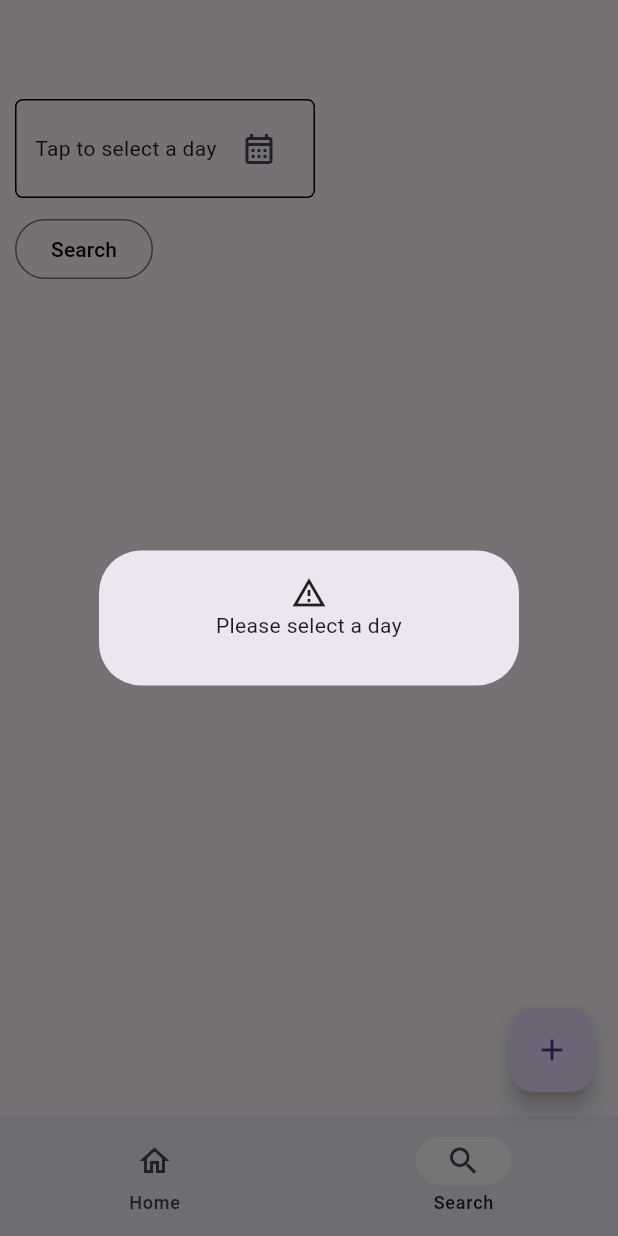
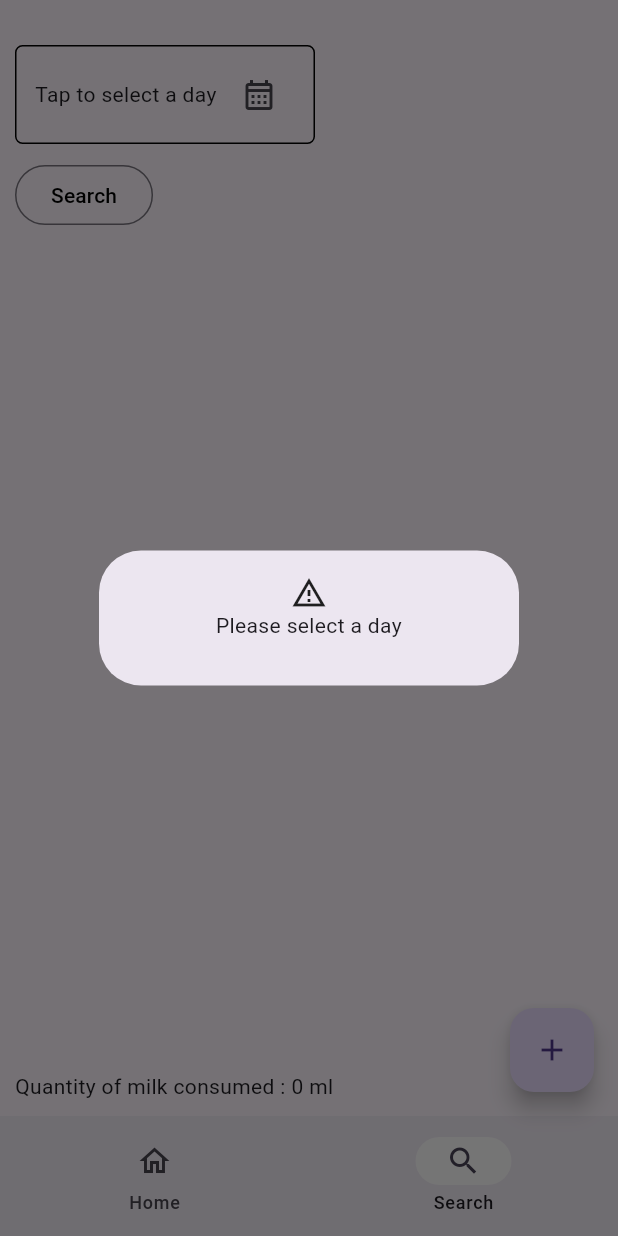
Before and after one commit to niar92i/baby_tracker, a Flutter app: the screen it shows after launch, item 2 of the bottom bar chosen, after a tap on "Search", on a phone screen of 412 x 824 dp. Run offline on Flutter 3.47's test engine with Material 3 defaults, Android fonts, the phone set to English and light mode, and no system bars; our stand-ins replace sqflite; missing offline and left inert: flutter_cupertino_datetime_picker; accounts and stored records are empty.

Commit message:
home page content

```diff
--- a/lib/data/milk_database.dart
+++ b/lib/data/milk_database.dart
@@ -72,14 +72,12 @@ class MilkDatabase {
     return result.map((json) => MilkModel.fromJson(json)).toList();
   }
 
-  Future<List<MilkModel>> readByDay(DateTime dateTime) async {
+  Future<List<MilkModel>> readByDay(String dateTime) async {
     final db = await instance.database;
     const orderBy = '${MilkFields.createdTime} DESC';
     final result = await db.query(
         MilkFields.tableName,
-        where: '${MilkFields.takenDate} = ?',
-        // where: '${DateFormat('dd-MM-yyyy').format(DateTime.parse(MilkFields.takenDate))} = ?',
-        whereArgs: [DateFormat('dd-MM-yyyy').format(dateTime)],
+        where: "${MilkFields.takenDate} LIKE '%$dateTime%'",
         orderBy: orderBy
     );
     return result.map((json) => MilkModel.fromJson(json)).toList();
--- a/lib/ui/home_page.dart
+++ b/lib/ui/home_page.dart
@@ -1,8 +1,8 @@
 import 'package:baby_tracker/data/milk_database.dart';
+import 'package:baby_tracker/ui/home_page_content.dart';
 import 'package:baby_tracker/ui/milk_details_page.dart';
 import 'package:baby_tracker/ui/search_page.dart';
 import 'package:flutter/material.dart';
-import 'package:intl/intl.dart';
 import '../data/milk_model.dart';
 
 class HomePage extends StatefulWidget {
@@ -16,18 +16,6 @@ class _HomePageState extends State<HomePage> {
   MilkDatabase milkDatabase = MilkDatabase.instance;
   int currentPageIndex = 0;
   List<MilkModel> milks = [];
-
-  @override
-  void initState() {
-    refreshMilks();
-    super.initState();
-  }
-
-  // @override
-  // void dispose() {
-  //   milkDatabase.close();
-  //   super.dispose();
-  // }
 
   refreshMilks() {
     milkDatabase.readAll().then((value) {
@@ -47,9 +35,9 @@ class _HomePageState extends State<HomePage> {
 
   @override
   Widget build(BuildContext context) {
-    bool isDarkMode = Theme.of(context).brightness == Brightness.dark;
-    return Scaffold(
-      appBar: AppBar(),
+    return WillPopScope(
+      onWillPop: () async => false,
+      child: Scaffold(
         bottomNavigationBar: NavigationBar(
           onDestinationSelected: (int index) {
             setState(() {
@@ -65,6 +53,7 @@ class _HomePageState extends State<HomePage> {
               label: 'Home',
             ),
             NavigationDestination(
+              selectedIcon: Icon(Icons.search),
               icon: Icon(Icons.search_outlined),
               label: 'Search',
             ),
@@ -72,39 +61,7 @@ class _HomePageState extends State<HomePage> {
         ),
         body: <Widget>[
           /// Home page
-        Center(
-          child: milks.isEmpty
-              ? const Text('No Data yet')
-              : Container(
-            margin: const EdgeInsets.only(left: 10, right: 10, bottom: 5),
-            child: ListView.builder(
-              itemCount: milks.length,
-              itemBuilder: (context, index) {
-                final entry = milks[index];
-                return GestureDetector(
-                  onTap: () => goToMilkDetailsPage(id: entry.id),
-                  child: Padding(
-                    padding: const EdgeInsets.only(bottom: 10),
-                    child: Column(
-                      crossAxisAlignment: CrossAxisAlignment.start,
-                      children: <Widget>[
-                        Row(
-                          children: [
-                            Text(
-                                '${entry.type.substring(0, 1).toUpperCase() + entry.type.substring(1)} | ${DateFormat('dd-MM-yyyy').format(entry.takenDate)} | ${DateFormat.Hm().format(entry.takenDate)}'),
-                            entry.quantity != null
-                                ? Text(' | ${entry.quantity.toString()} ml')
-                                : Container(),
-                          ],
-                        )
-                      ],
-                    ),
-                  ),
-                );
-              },
-            ),
-          ),
-        ),
+          const HomePageContent(),
 
           /// Search page
           const SearchPage(),
@@ -114,6 +71,7 @@ class _HomePageState extends State<HomePage> {
           tooltip: 'Create',
           child: const Icon(Icons.add),
         ),
+      ),
     );
   }
 }
--- /dev/null
+++ b/lib/ui/home_page_content.dart
@@ -0,0 +1,84 @@
+import 'package:flutter/material.dart';
+import 'package:intl/intl.dart';
+
+import '../data/milk_database.dart';
+import '../data/milk_model.dart';
+import 'milk_details_page.dart';
+
+class HomePageContent extends StatefulWidget {
+  const HomePageContent({super.key});
+
+  @override
+  State<HomePageContent> createState() => _HomePageContentState();
+}
+
+class _HomePageContentState extends State<HomePageContent> {
+  MilkDatabase milkDatabase = MilkDatabase.instance;
+  int currentPageIndex = 0;
+  List<MilkModel> milks = [];
+
+  @override
+  void initState() {
+    refreshMilks();
+    super.initState();
+  }
+
+  // @override
+  // void dispose() {
+  //   milkDatabase.close();
+  //   super.dispose();
+  // }
+
+  refreshMilks() {
+    milkDatabase.readAll().then((value) {
+      setState(() {
+        milks = value;
+      });
+    });
+  }
+
+  goToMilkDetailsPage({int? id}) async {
+    await Navigator.push(
+      context,
+      MaterialPageRoute(builder: (context) => MilkDetailsPage(milkId: id)),
+    );
+    refreshMilks();
+  }
+
+  @override
+  Widget build(BuildContext context) {
+    return Center(
+      child: milks.isEmpty
+          ? const Text('No Data yet')
+          : Container(
+        margin: const EdgeInsets.only(left: 10, right: 10, bottom: 5, top: 30),
+        child: ListView.builder(
+          itemCount: milks.length,
+          itemBuilder: (context, index) {
+            final entry = milks[index];
+            return GestureDetector(
+              onTap: () => goToMilkDetailsPage(id: entry.id),
+              child: Padding(
+                padding: const EdgeInsets.only(bottom: 10),
+                child: Column(
+                  crossAxisAlignment: CrossAxisAlignment.start,
+                  children: <Widget>[
+                    Row(
+                      children: [
+                        Text(
+                            '${entry.type.substring(0, 1).toUpperCase() + entry.type.substring(1)} | ${DateFormat('dd-MM-yyyy').format(entry.takenDate)} | ${DateFormat.Hm().format(entry.takenDate)}'),
+                        entry.quantity != null
+                            ? Text(' | ${entry.quantity.toString()} ml')
+                            : Container(),
+                      ],
+                    )
+                  ],
+                ),
+              ),
+            );
+          },
+        ),
+      ),
+    );
+  }
+}
--- a/lib/ui/search_page.dart
+++ b/lib/ui/search_page.dart
@@ -18,6 +18,8 @@ class _SearchPageState extends State<SearchPage> {
   String _selectedDay = 'Tap to select a day';
   List<MilkModel> milks = [];
   DateTime? datePicked;
+  DateTime? endDateTime;
+  int quantityConsumed = 0;
 
   goToMilkDetailsPage({int? id}) async {
     await Navigator.push(
@@ -61,7 +63,7 @@ class _SearchPageState extends State<SearchPage> {
   @override
   Widget build(BuildContext context) {
     return Container(
-      margin: const EdgeInsets.all(10),
+      margin: const EdgeInsets.only(left: 10, right: 10, bottom: 10, top: 30),
       child: Column(
         crossAxisAlignment: CrossAxisAlignment.start,
         children: [
@@ -109,12 +111,16 @@ class _SearchPageState extends State<SearchPage> {
           OutlinedButton(
               onPressed: () {
                 if (datePicked != null) {
-                  // milkDatabase.readByDay(DateFormat('dd-MM-yyyy').format(datePicked!)).then((value) {
-                  milkDatabase.readByDay(datePicked!).then((value) {
-                  setState(() {
-                    milks = value;
+                  milkDatabase
+                      .readByDay(DateFormat('yyyy-MM-dd').format(datePicked!))
+                      .then((value) {
+                    setState(() {
+                      milks = value;
+                      quantityConsumed = milks.fold(
+                          0,
+                          (total, model) => total + (model.quantity != null ? model.quantity! : 0));
+                    });
                   });
-                });
                 } else {
                   showDialog<String>(
                     context: context,
@@ -125,7 +131,10 @@ class _SearchPageState extends State<SearchPage> {
                         child: Column(
                           children: [
                             Icon(Icons.warning_amber_outlined),
-                            Text('Please select a day', textAlign: TextAlign.center,),
+                            Text(
+                              'Please select a day',
+                              textAlign: TextAlign.center,
+                            ),
                           ],
                         ),
                       ),
@@ -133,13 +142,18 @@ class _SearchPageState extends State<SearchPage> {
                   );
                 }
               },
-              child: const Text('Search', style: TextStyle(color: Colors.black),)),
+              child: const Text(
+                'Search',
+                style: TextStyle(color: Colors.black),
+              )),
           const SizedBox(
             height: 10,
           ),
           Expanded(
             child: milks.isEmpty
-                ? Container()
+                ? const Center(
+                    child: Text('No Data available'),
+                  )
                 : Container(
                     margin:
                         const EdgeInsets.only(left: 10, right: 10, bottom: 5),
@@ -172,6 +186,7 @@ class _SearchPageState extends State<SearchPage> {
                     ),
                   ),
           ),
+          Text('Quantity of milk consumed : $quantityConsumed ml'),
         ],
       ),
     );
```
Also changed, not shown: lib/ui/milk_details_page.dart (+6 -11 lines). Lines whose indentation alone changed are shown as unchanged.
